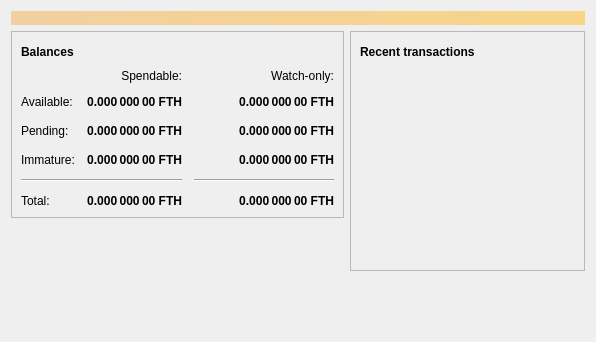
Old version of the form src/qt/forms/overviewpage.ui in the repository bloodwillow/aprncoin.
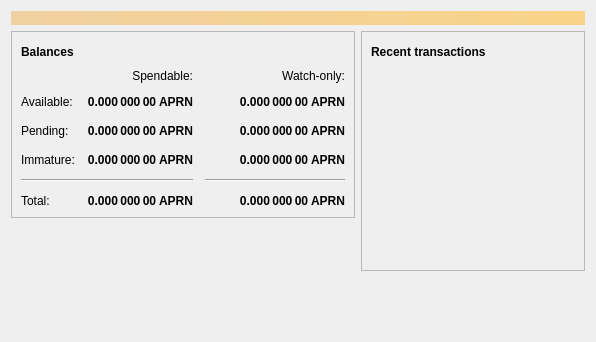
New version of the form. Icons and pictures are not drawn.

```diff
--- a/src/qt/forms/overviewpage.ui
+++ b/src/qt/forms/overviewpage.ui
@@ -129,7 +129,7 @@
                <string>Unconfirmed transactions to watch-only addresses</string>
               </property>
               <property name="text">
-               <string notr="true">0.000 000 00 FTH</string>
+               <string notr="true">0.000 000 00 APRN</string>
               </property>
               <property name="alignment">
                <set>Qt::AlignRight|Qt::AlignTrailing|Qt::AlignVCenter</set>
@@ -154,7 +154,7 @@
                <string>Total of transactions that have yet to be confirmed, and do not yet count toward the spendable balance</string>
               </property>
               <property name="text">
-               <string notr="true">0.000 000 00 FTH</string>
+               <string notr="true">0.000 000 00 APRN</string>
               </property>
               <property name="alignment">
                <set>Qt::AlignRight|Qt::AlignTrailing|Qt::AlignVCenter</set>
@@ -179,7 +179,7 @@
                <string>Mined balance in watch-only addresses that has not yet matured</string>
               </property>
               <property name="text">
-               <string notr="true">0.000 000 00 FTH</string>
+               <string notr="true">0.000 000 00 APRN</string>
               </property>
               <property name="alignment">
                <set>Qt::AlignRight|Qt::AlignTrailing|Qt::AlignVCenter</set>
@@ -237,7 +237,7 @@
                <string>Mined balance that has not yet matured</string>
               </property>
               <property name="text">
-               <string notr="true">0.000 000 00 FTH</string>
+               <string notr="true">0.000 000 00 APRN</string>
               </property>
               <property name="alignment">
                <set>Qt::AlignRight|Qt::AlignTrailing|Qt::AlignVCenter</set>
@@ -282,7 +282,7 @@
                <string>Your current total balance</string>
               </property>
               <property name="text">
-               <string notr="true">0.000 000 00 FTH</string>
+               <string notr="true">0.000 000 00 APRN</string>
               </property>
               <property name="alignment">
                <set>Qt::AlignRight|Qt::AlignTrailing|Qt::AlignVCenter</set>
@@ -307,7 +307,7 @@
                <string>Current total balance in watch-only addresses</string>
               </property>
               <property name="text">
-               <string notr="true">0.000 000 00 FTH</string>
+               <string notr="true">0.000 000 00 APRN</string>
               </property>
               <property name="alignment">
                <set>Qt::AlignRight|Qt::AlignTrailing|Qt::AlignVCenter</set>
@@ -349,7 +349,7 @@
                <string>Your current spendable balance</string>
               </property>
               <property name="text">
-               <string notr="true">0.000 000 00 FTH</string>
+               <string notr="true">0.000 000 00 APRN</string>
               </property>
               <property name="alignment">
                <set>Qt::AlignRight|Qt::AlignTrailing|Qt::AlignVCenter</set>
@@ -374,7 +374,7 @@
                <string>Your current balance in watch-only addresses</string>
               </property>
               <property name="text">
-               <string notr="true">0.000 000 00 FTH</string>
+               <string notr="true">0.000 000 00 APRN</string>
               </property>
               <property name="alignment">
                <set>Qt::AlignRight|Qt::AlignTrailing|Qt::AlignVCenter</set>
```
Left out of the diff: 4 changed lines with no effect on the pictures.
